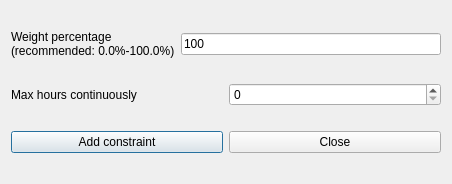
Qt form fet/src/interface/addconstraintteachersmaxhourscontinuouslyform_template.ui (vonmecheln/fet) before a commit.
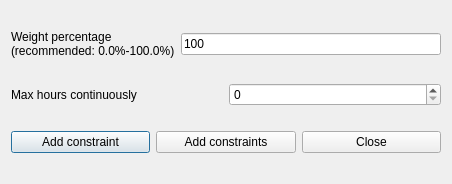
The same form after that commit.

Diff of the .ui file:
```diff
--- a/fet/src/interface/addconstraintteachersmaxhourscontinuouslyform_template.ui
+++ b/fet/src/interface/addconstraintteachersmaxhourscontinuouslyform_template.ui
@@ -74,6 +74,13 @@
        </property>
       </widget>
      </item>
+     <item>
+      <widget class="QPushButton" name="addConstraintsPushButton">
+       <property name="text">
+        <string>Add constraints</string>
+       </property>
+      </widget>
+     </item>
      <item>
       <widget class="QPushButton" name="closePushButton">
        <property name="text">
```
